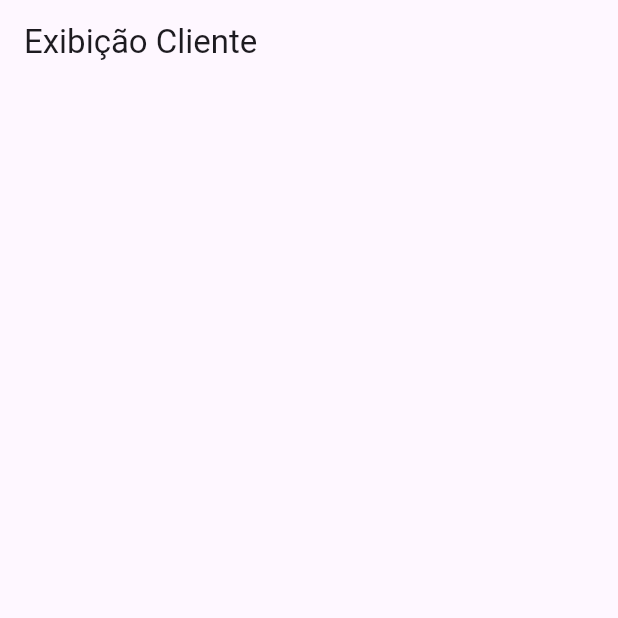
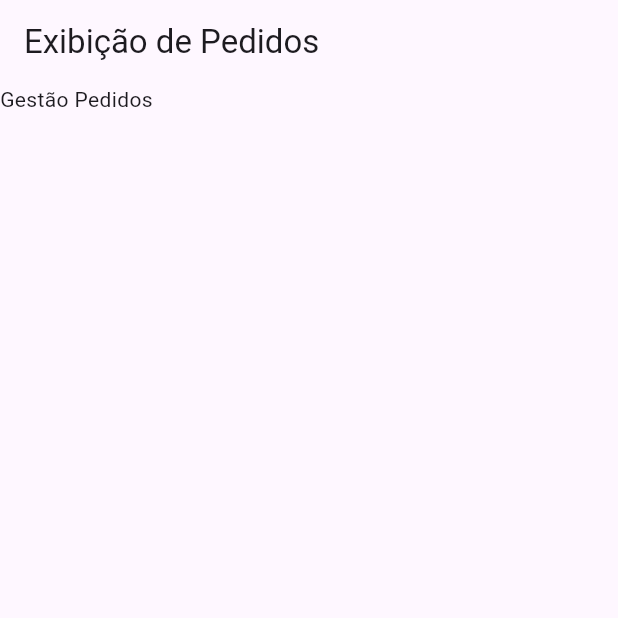
Before and after one commit to katharinefernandes/flutter-clientes, a Flutter app: the screen it shows after launch, on a phone screen of 412 x 824 dp, the top half of it. Run offline on Flutter 3.47's test engine with Material 3 defaults, Android fonts, the phone set to English and light mode, and no system bars.

Commit message:
add exibicao_clientes & gestao_pedidos

```diff
--- /dev/null
+++ b/lib/gestao_pedidos/gestao_pedidos.screen.dart
@@ -0,0 +1,30 @@
+import 'package:flutter/material.dart';
+
+class GestaoPedidosScreen extends StatefulWidget {
+  final String title;
+
+  const GestaoPedidosScreen({super.key, required this.title});
+
+  @override
+  State<GestaoPedidosScreen> createState() => _GestaoPedidosScreenState();
+}
+
+class _GestaoPedidosScreenState extends State<GestaoPedidosScreen> {
+
+  @override
+  void initState() {
+    super.initState();
+  }
+
+  @override
+  Widget build(BuildContext context) {
+    return Scaffold(
+      appBar: AppBar(title: Text(widget.title)),
+      body: Column(
+        children: [
+          Text("Gestão Pedidos")
+        ],
+      ),
+    );
+  }
+}
--- a/lib/main.dart
+++ b/lib/main.dart
@@ -1,5 +1,6 @@
 import 'package:flutter/material.dart';
 import 'package:myapp/exibicao_clientes/exibicao_cliente.screen.dart';
+import 'package:myapp/gestao_pedidos/gestao_pedidos.screen.dart';
 
 void main() {
   runApp(const MyApp());
@@ -15,7 +16,7 @@ class MyApp extends StatelessWidget {
       theme: ThemeData(
         colorScheme: ColorScheme.fromSeed(seedColor: Colors.deepPurple),
       ),
-      home: const ExibicaoClienteScreen(title: 'Exibição Cliente'),
+      home: const GestaoPedidosScreen(title: 'Exibição de Pedidos'),
     );
   }
 }
```
Also changed, not shown: lib/exibicao_clientes/exibicao_cliente.screen.dart (+21 -1 lines).
